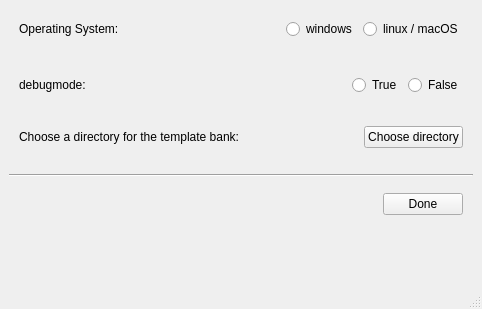
This is setup_screen.ui in mdaamKIT/MatchedFilter as Qt 5 draws it before an edit. The edited form follows.
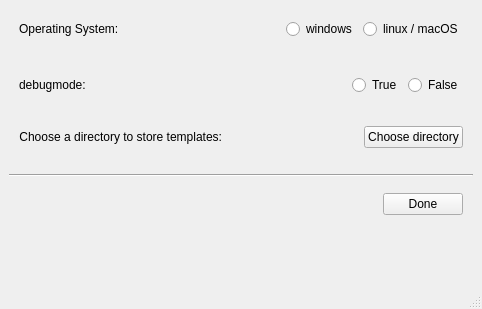
This is the edited form.

Commit message: adding datapath to config.ini fixing openFileName(s)Dialog rebuild docker image

What changed in the file:
```diff
--- a/setup_screen.ui
+++ b/setup_screen.ui
@@ -193,7 +193,7 @@
         <item>
          <widget class="QLabel" name="label_chooseDir">
           <property name="text">
-           <string>Choose a directory for the template bank:</string>
+           <string>Choose a directory to store templates:</string>
           </property>
           <property name="alignment">
            <set>Qt::AlignRight|Qt::AlignTrailing|Qt::AlignVCenter</set>
```
The commit also changes 5 other files.
